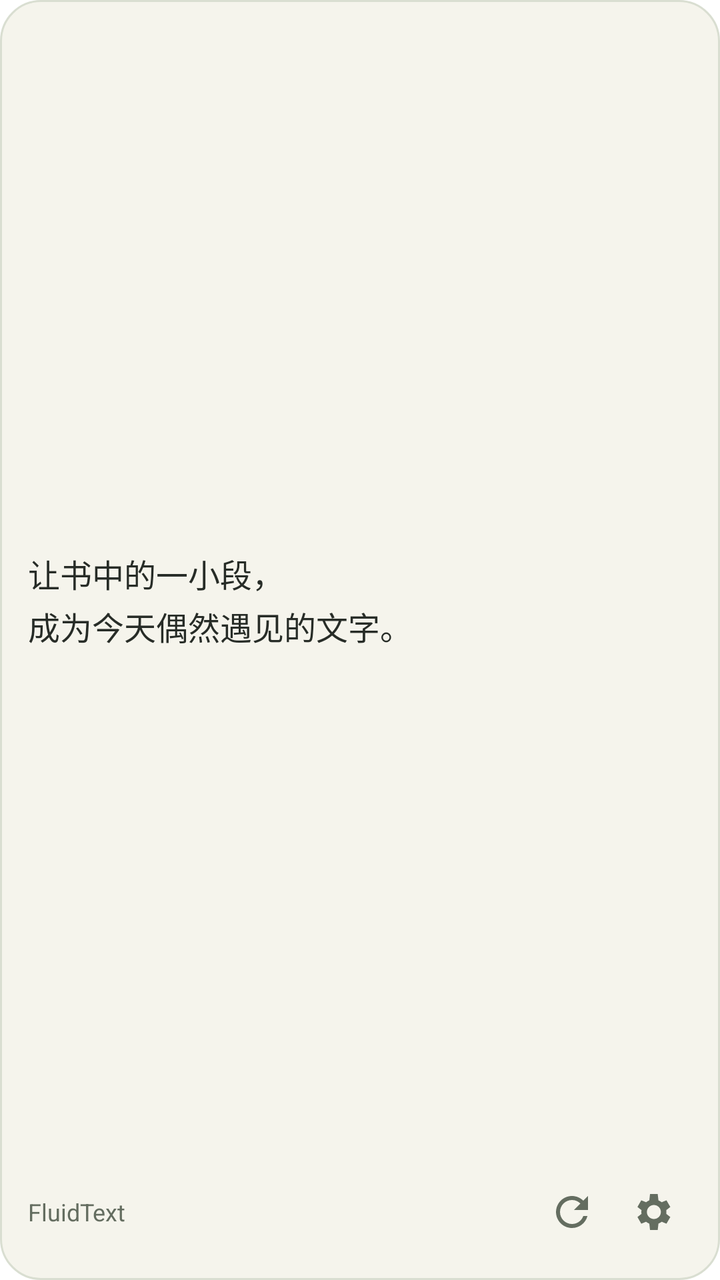
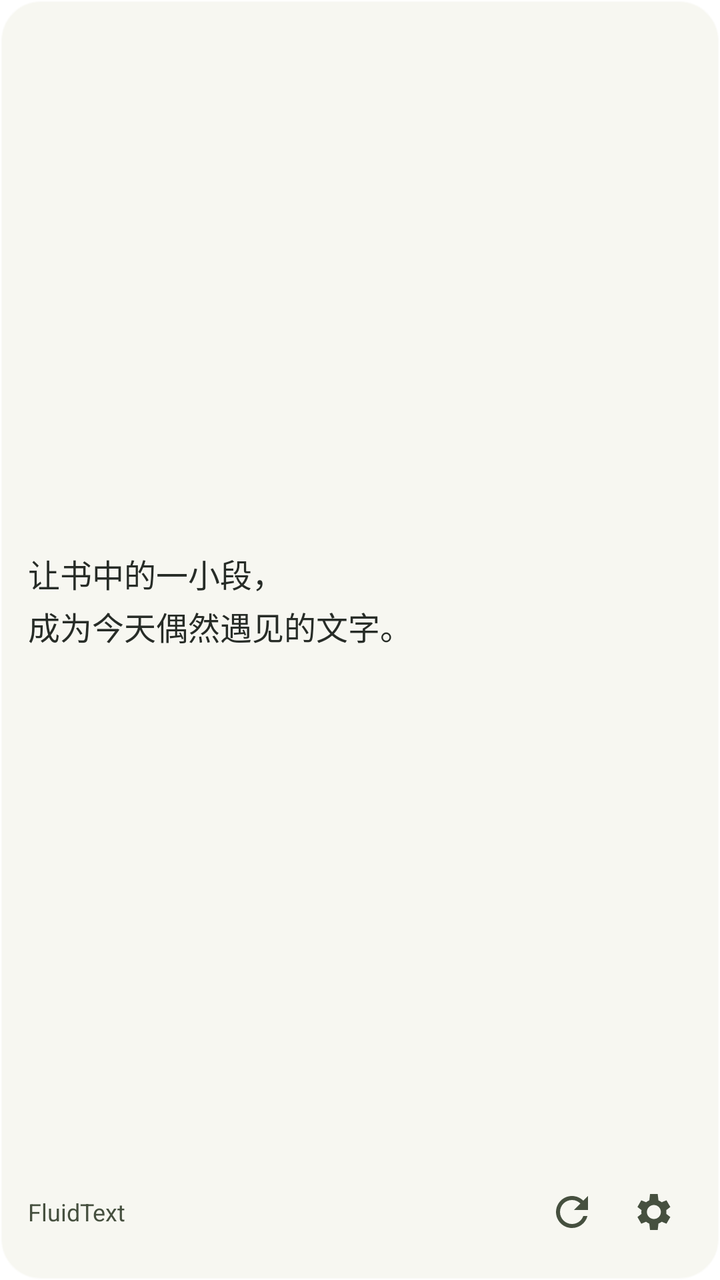

An Android layout rendered at two revisions. The XML below is the earlier revision; the diff shows what the commit changed to produce the second picture.
<!-- AndroidManifest.xml: fallback theme Theme.MaterialComponents.DayNight.NoActionBar -->
<!-- res/layout/random_card_widget.xml -->
<?xml version="1.0" encoding="utf-8"?>
<LinearLayout xmlns:android="http://schemas.android.com/apk/res/android"
    android:id="@+id/widget_root"
    android:layout_width="match_parent"
    android:layout_height="match_parent"
    android:orientation="vertical"
    android:padding="14dp"
    android:background="@drawable/random_card_widget_background">

    <TextView
        android:id="@+id/widget_content"
        android:layout_width="match_parent"
        android:layout_height="0dp"
        android:layout_weight="1"
        android:gravity="center_vertical"
        android:maxLines="3"
        android:ellipsize="end"
        android:text="@string/random_card_widget_preview"
        android:textSize="16sp"
        android:textColor="@color/widget_text"
        android:lineSpacingExtra="3dp" />

    <LinearLayout
        android:layout_width="match_parent"
        android:layout_height="40dp"
        android:gravity="center_vertical"
        android:orientation="horizontal">

        <TextView
            android:id="@+id/widget_book_title"
            android:layout_width="0dp"
            android:layout_height="match_parent"
            android:layout_weight="1"
            android:gravity="center_vertical"
            android:maxLines="1"
            android:ellipsize="end"
            android:text="@string/widget_app_name"
            android:textSize="12sp"
            android:textColor="@color/widget_secondary_text" />

        <ImageButton
            android:id="@+id/widget_refresh"
            android:layout_width="40dp"
            android:layout_height="40dp"
            android:padding="10dp"
            android:background="@android:color/transparent"
            android:src="@drawable/widget_refresh"
            android:contentDescription="@string/random_card_widget_refresh" />

        <ImageButton
            android:id="@+id/widget_settings"
            android:layout_width="40dp"
            android:layout_height="40dp"
            android:padding="10dp"
            android:background="@android:color/transparent"
            android:src="@drawable/widget_settings"
            android:contentDescription="@string/random_card_widget_settings" />
    </LinearLayout>
</LinearLayout>
<!-- resources referenced by this layout -->
<resources>
  <color name="widget_secondary_text">#646D60</color>
  <color name="widget_text">#272C27</color>
  <!-- drawable random_card_widget_background (drawable) -->
  <?xml version="1.0" encoding="utf-8"?>
  <shape xmlns:android="http://schemas.android.com/apk/res/android" android:shape="rectangle">
      <solid android:color="@color/widget_background" />
      <corners android:radius="20dp" />
      <stroke android:width="1dp" android:color="@color/widget_border" />
  </shape>
  <!-- drawable widget_refresh (drawable) -->
  <vector xmlns:android="http://schemas.android.com/apk/res/android"
      android:width="24dp" android:height="24dp" android:viewportWidth="24" android:viewportHeight="24">
      <path android:fillColor="@color/widget_secondary_text"
          android:pathData="M17.65,6.35C16.2,4.9 14.21,4 12,4c-4.42,0 -7.99,3.58 -7.99,8S7.58,20 12,20c3.73,0 6.84,-2.55 7.73,-6h-2.08c-0.82,2.33 -3.04,4 -5.65,4 -3.31,0 -6,-2.69 -6,-6s2.69,-6 6,-6c1.66,0 3.14,0.69 4.22,1.78L13,11h7V4z" />
  </vector>
  <!-- drawable widget_settings (drawable) -->
  <vector xmlns:android="http://schemas.android.com/apk/res/android"
      android:width="24dp" android:height="24dp" android:viewportWidth="24" android:viewportHeight="24">
      <path android:fillColor="@color/widget_secondary_text"
          android:pathData="M19.14,12.94c0.04,-0.31 0.06,-0.62 0.06,-0.94s-0.02,-0.63 -0.07,-0.94l2.03,-1.58 -1.92,-3.32 -2.39,0.96c-0.5,-0.38 -1.04,-0.7 -1.63,-0.94L14.86,3h-3.84l-0.36,3.18c-0.59,0.24 -1.13,0.56 -1.63,0.94l-2.39,-0.96 -1.92,3.32 2.03,1.58c-0.05,0.31 -0.07,0.63 -0.07,0.94s0.02,0.63 0.07,0.94l-2.03,1.58 1.92,3.32 2.39,-0.96c0.5,0.38 1.04,0.7 1.63,0.94L11.02,21h3.84l0.36,-3.18c0.59,-0.24 1.13,-0.56 1.63,-0.94l2.39,0.96 1.92,-3.32zM12.94,15.5c-1.93,0 -3.5,-1.57 -3.5,-3.5s1.57,-3.5 3.5,-3.5 3.5,1.57 3.5,3.5 -1.57,3.5 -3.5,3.5z" />
  </vector>
  <string name="random_card_widget_preview">让书中的一小段，\n成为今天偶然遇见的文字。</string>
  <string name="random_card_widget_refresh">换一张</string>
  <string name="random_card_widget_settings">小组件设置</string>
  <string name="widget_app_name" translatable="false">FluidText</string>
  <color name="widget_background">#F5F4EC</color>
  <color name="widget_border">#D9DED1</color>
</resources>

<!-- the commit's change to res/layout/random_card_widget.xml (unified diff, before → after) -->
@@ -13,7 +13,7 @@
         android:layout_height="0dp"
         android:layout_weight="1"
         android:gravity="center_vertical"
-        android:maxLines="3"
+        android:maxLines="5"
         android:ellipsize="end"
         android:text="@string/random_card_widget_preview"
         android:textSize="16sp"
<!-- resource entries referenced after the edit -->
@@ -1,6 +1,6 @@
 <!-- resources referenced by this layout -->
 <resources>
-  <color name="widget_secondary_text">#646D60</color>
+  <color name="widget_secondary_text">#46503F</color>
   <color name="widget_text">#272C27</color>
   <!-- drawable random_card_widget_background (drawable) -->
   <?xml version="1.0" encoding="utf-8"?>
@@ -25,7 +25,7 @@
   <string name="random_card_widget_refresh">换一张</string>
   <string name="random_card_widget_settings">小组件设置</string>
   <string name="widget_app_name" translatable="false">FluidText</string>
-  <color name="widget_background">#F5F4EC</color>
-  <color name="widget_border">#D9DED1</color>
+  <color name="widget_background">#BFF5F4EC</color>
+  <color name="widget_border">#99FFFFFF</color>
 </resources>
 
